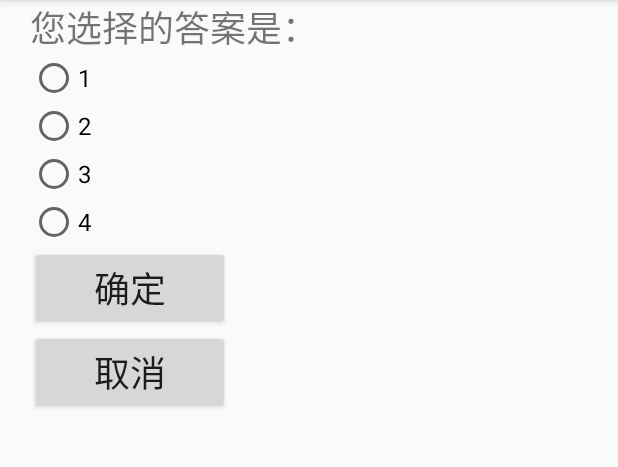
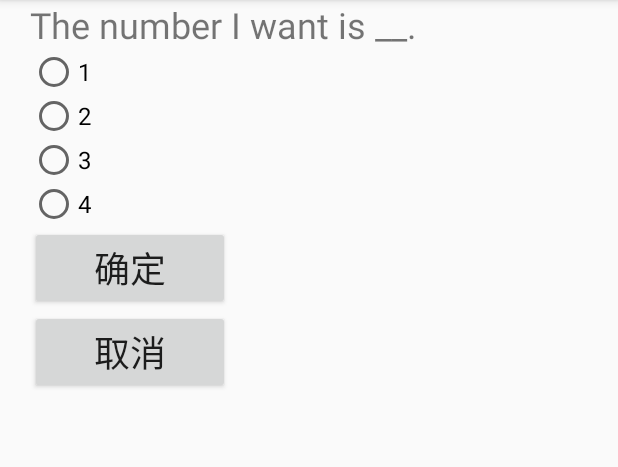
Before and after one commit to XiaomanLin/Android-Study, an Android app: the screen it shows after launch (MainActivity), on a phone screen of 412 x 824 dp, the part 84-551 px from its top. Run offline under Robolectric (Android 15) with nearby library versions, the phone set to English and light mode, and no system bars; 1 statement that could not run was skipped.

Commit message:
MyxmlDesign2

```diff
--- a/MyxmlDesign/app/src/main/AndroidManifest.xml
+++ b/MyxmlDesign/app/src/main/AndroidManifest.xml
@@ -15,6 +15,7 @@
                 <category android:name="android.intent.category.LAUNCHER" />
             </intent-filter>
         </activity>
+        <activity android:name=".otherActivity" android:label="@string/other"/>
     </application>
 
 </manifest>
--- a/MyxmlDesign/app/src/main/java/com/example/myxmldesign1/MainActivity.java
+++ b/MyxmlDesign/app/src/main/java/com/example/myxmldesign1/MainActivity.java
@@ -2,14 +2,19 @@ package com.example.myxmldesign1;
 
 import android.support.v7.app.AppCompatActivity;
 import android.os.Bundle;
+import android.view.View;
 import android.widget.Button;
 import android.widget.RadioButton;
+import android.widget.RadioGroup;
+import android.view.View.OnClickListener;
 
 public class MainActivity extends AppCompatActivity {
     RadioButton r1 = null;
     RadioButton r2 = null;
     RadioButton r3 = null;
     RadioButton r4 = null;
+    RadioGroup radioGroup = null;
+    RadioButton currentRadioButton = null;
 
     @Override
     protected void onCreate(Bundle savedInstanceState) {
@@ -22,8 +27,48 @@ public class MainActivity extends AppCompatActivity {
         r4 = (RadioButton) findViewById(R.id.r4);
         r1.setClickable(true);
         // 监听单选按钮
-        //radioGroup.setOnCheckedChangeListener(mChangeRadio);
+        radioGroup.setOnCheckedChangeListener(mChangeRadio);
         Button botton1 =(Button)findViewById(R.id.sure);
         Button botton2 =(Button)findViewById(R.id.cancel);
+        botton1.setOnClickListener(new botton1());//为button设置监听事件
+        botton2.setOnClickListener(new botton2());
     }
+    class botton1 implements OnClickListener {
+        @Override
+        public void onClick(View v) {
+            if (currentRadioButton.getText().equals("2")) {
+                setTitle("你选择的答案是：是正确的！");
+            } else {
+                setTitle("你选择的答案是:是错误的！");
+            }
+        }
+    }
+    class botton2 implements OnClickListener {
+        /*
+        (API中查找，android.widget public class RadioGroup
+        void clearCheck()
+        Clears the selection.
+         */
+        @Override
+        public void onClick(View v) {
+            // TODO Auto-generated method stub
+            radioGroup.clearCheck();
+            setTitle("");
+        }
+    }
+    private RadioGroup.OnCheckedChangeListener mChangeRadio = new RadioGroup.OnCheckedChangeListener() {
+        @Override
+        public void onCheckedChanged(RadioGroup group, int checkedId) {
+            if (checkedId == r1.getId()) {
+                // 获得按钮的名称
+                currentRadioButton = r1;
+            } else if (checkedId == r2.getId()) {
+                currentRadioButton = r2;
+            } else if (checkedId == r3.getId()) {
+                currentRadioButton = r3;
+            } else if (checkedId == r4.getId()) {
+                currentRadioButton = r4;
+            }
+        }
+    };
 }
--- a/MyxmlDesign/app/src/main/res/layout/activity_main.xml
+++ b/MyxmlDesign/app/src/main/res/layout/activity_main.xml
@@ -11,12 +11,16 @@
 
 
     <TextView
-        android:text="您选择的答案是："
+        android:text="The number I want is __."
         android:layout_width="354dp"
         android:layout_height="wrap_content"
         android:id="@+id/monitor"
         android:textSize="24sp"
         android:layout_marginLeft="20dp" />
+
+    <RadioGroup
+        android:layout_width="match_parent"
+        android:layout_height="118dp" >
 
         <RadioButton
             android:text="1"
@@ -24,7 +28,8 @@
             android:layout_height="wrap_content"
             android:id="@+id/r1"
             android:textSize="16sp"
-        android:layout_marginLeft="20dp" />
+            android:layout_marginLeft="20dp"
+            android:layout_weight="1" />
 
         <RadioButton
             android:text="2"
@@ -32,7 +37,8 @@
             android:layout_height="wrap_content"
             android:id="@+id/r2"
             android:textSize="16sp"
-        android:layout_marginLeft="20dp" />
+            android:layout_marginLeft="20dp"
+            android:layout_weight="1" />
 
         <RadioButton
             android:text="3"
@@ -40,7 +46,8 @@
             android:layout_height="wrap_content"
             android:id="@+id/r3"
             android:textSize="16sp"
-        android:layout_marginLeft="20dp" />
+            android:layout_marginLeft="20dp"
+            android:layout_weight="1" />
 
         <RadioButton
             android:text="4"
@@ -48,7 +55,9 @@
             android:layout_height="wrap_content"
             android:id="@+id/r4"
             android:textSize="16sp"
-        android:layout_marginLeft="20dp" />
+            android:layout_marginLeft="20dp"
+            android:layout_weight="1" />
+    </RadioGroup>
 
     <Button
         android:text="@string/sure"
--- a/MyxmlDesign/app/src/main/res/values/strings.xml
+++ b/MyxmlDesign/app/src/main/res/values/strings.xml
@@ -1,7 +1,7 @@
 <resources>
     <string name="app_name">xml布局</string>
     <string name="hello">您选择的答案是：</string>
-    <string name="question">The </string>
+    <string name="question">The number I want is __.</string>
     <string name="sure">确定</string>
     <string name="cancel">取消</string>
     <string name="other">otherActivity</string>
```
Lines whose indentation alone changed are shown as unchanged.
